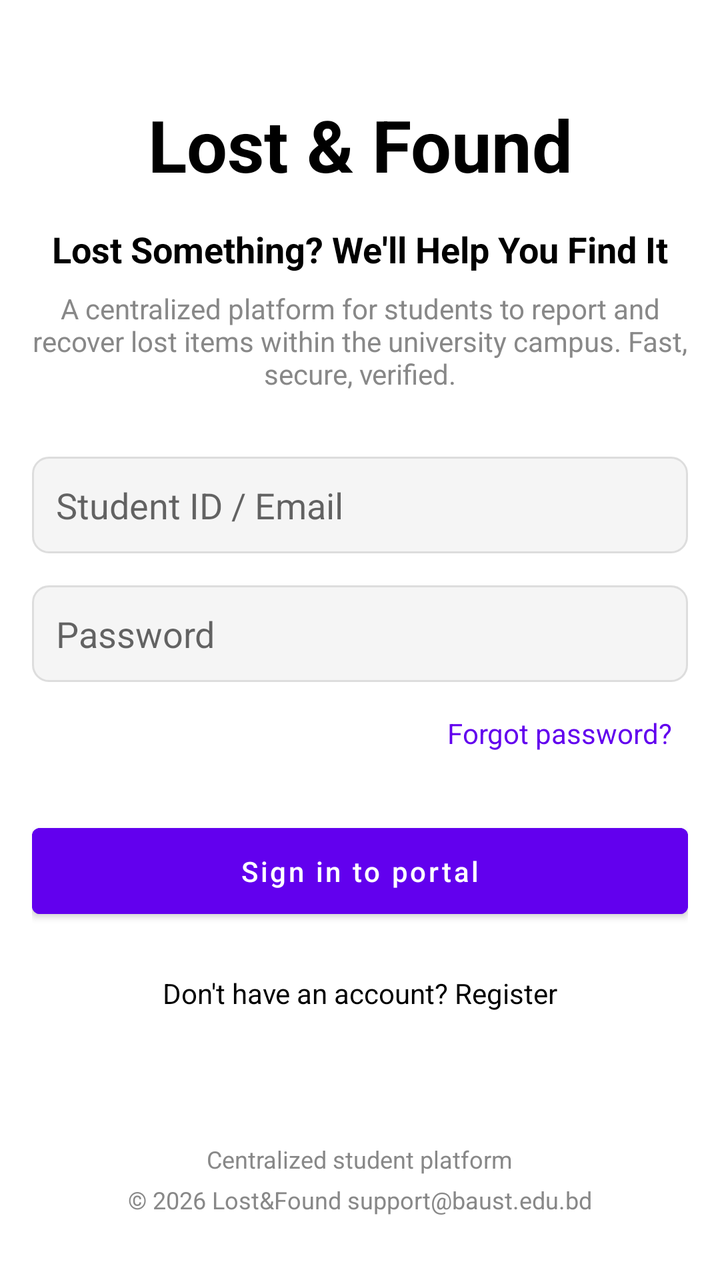
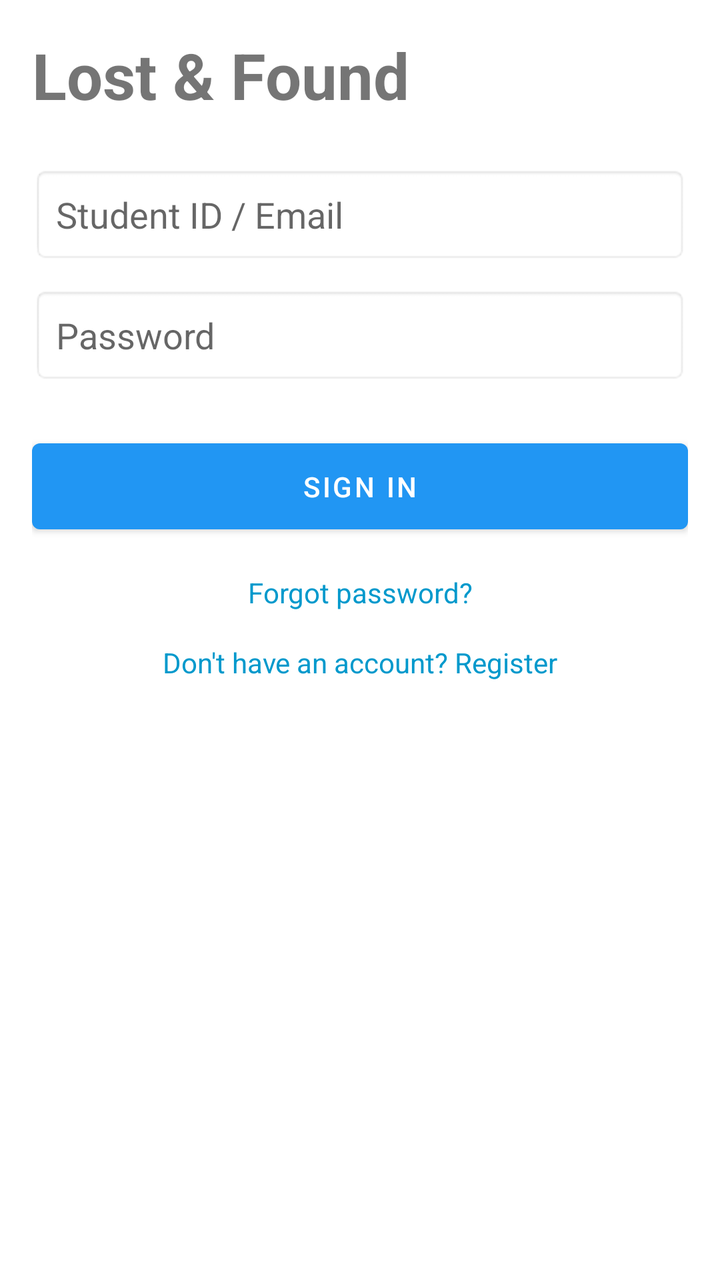

An Android layout rendered at two revisions. The XML below is the earlier revision; the diff shows what the commit changed to produce the second picture.
<!-- AndroidManifest.xml: application theme Theme.CampusLostAndFound -->
<!-- res/layout/activity_login.xml -->
<?xml version="1.0" encoding="utf-8"?>
<androidx.constraintlayout.widget.ConstraintLayout
    xmlns:android="http://schemas.android.com/apk/res/android"
    xmlns:app="http://schemas.android.com/apk/res-auto"
    xmlns:tools="http://schemas.android.com/tools"
    android:id="@+id/main"
    android:layout_width="match_parent"
    android:layout_height="match_parent"
    android:padding="16dp"
    tools:context=".LoginActivity">

    
    <TextView
        android:id="@+id/title"
        android:layout_width="wrap_content"
        android:layout_height="wrap_content"
        android:text="@string/app_name"
        android:textSize="36sp"
        android:textStyle="bold"
        android:textColor="@color/black"
        app:layout_constraintTop_toTopOf="parent"
        app:layout_constraintStart_toStartOf="parent"
        app:layout_constraintEnd_toEndOf="parent"
        android:layout_marginTop="32dp"/>

    
    <TextView
        android:id="@+id/subtitle"
        android:layout_width="0dp"
        android:layout_height="wrap_content"
        android:text="@string/login_subtitle"
        android:textSize="18sp"
        android:textStyle="bold"
        android:textColor="@color/black"
        android:gravity="center"
        app:layout_constraintTop_toBottomOf="@id/title"
        app:layout_constraintStart_toStartOf="parent"
        app:layout_constraintEnd_toEndOf="parent"
        android:layout_marginTop="16dp"/>

    
    <TextView
        android:id="@+id/description"
        android:layout_width="0dp"
        android:layout_height="wrap_content"
        android:text="@string/login_description"
        android:textSize="14sp"
        android:textColor="@color/gray"
        android:gravity="center"
        app:layout_constraintTop_toBottomOf="@id/subtitle"
        app:layout_constraintStart_toStartOf="parent"
        app:layout_constraintEnd_toEndOf="parent"
        android:layout_marginTop="8dp"/>

    
    <EditText
        android:id="@+id/etEmail"
        android:layout_width="0dp"
        android:layout_height="wrap_content"
        android:hint="@string/hint_email"
        android:inputType="textEmailAddress"
        android:autofillHints="emailAddress"
        android:padding="12dp"
        android:background="@drawable/edit_text_bg"
        android:layout_marginTop="32dp"
        app:layout_constraintTop_toBottomOf="@id/description"
        app:layout_constraintStart_toStartOf="parent"
        app:layout_constraintEnd_toEndOf="parent"/>

    
    <EditText
        android:id="@+id/etPassword"
        android:layout_width="0dp"
        android:layout_height="wrap_content"
        android:hint="@string/hint_password"
        android:inputType="textPassword"
        android:autofillHints="password"
        android:padding="12dp"
        android:background="@drawable/edit_text_bg"
        android:layout_marginTop="16dp"
        app:layout_constraintTop_toBottomOf="@id/etEmail"
        app:layout_constraintStart_toStartOf="parent"
        app:layout_constraintEnd_toEndOf="parent"/>

    
    <TextView
        android:id="@+id/tvForgotPassword"
        android:layout_width="wrap_content"
        android:layout_height="wrap_content"
        android:text="@string/forgot_password"
        android:textColor="@color/primary"
        android:textSize="14sp"
        android:padding="8dp"
        android:clickable="true"
        android:focusable="true"
        app:layout_constraintTop_toBottomOf="@id/etPassword"
        app:layout_constraintEnd_toEndOf="parent"
        android:layout_marginTop="8dp"/>

    
    <Button
        android:id="@+id/btnSignIn"
        android:layout_width="0dp"
        android:layout_height="wrap_content"
        android:text="@string/sign_in"
        android:textAllCaps="false"
        android:padding="12dp"
        android:backgroundTint="@color/primary"
        android:layout_marginTop="24dp"
        app:layout_constraintTop_toBottomOf="@id/tvForgotPassword"
        app:layout_constraintStart_toStartOf="parent"
        app:layout_constraintEnd_toEndOf="parent"/>

    
    <TextView
        android:id="@+id/tvRegister"
        android:layout_width="wrap_content"
        android:layout_height="wrap_content"
        android:text="@string/register_link"
        android:textColor="@color/black"
        android:textSize="14sp"
        android:padding="8dp"
        android:clickable="true"
        android:focusable="true"
        app:layout_constraintTop_toBottomOf="@id/btnSignIn"
        app:layout_constraintStart_toStartOf="parent"
        app:layout_constraintEnd_toEndOf="parent"
        android:layout_marginTop="16dp"/>

    
    <TextView
        android:id="@+id/footerLine1"
        android:layout_width="wrap_content"
        android:layout_height="wrap_content"
        android:text="@string/footer_line1"
        android:textSize="12sp"
        android:textColor="@color/gray"
        app:layout_constraintBottom_toTopOf="@id/footerLine2"
        app:layout_constraintStart_toStartOf="parent"
        app:layout_constraintEnd_toEndOf="parent"
        android:layout_marginBottom="4dp"/>

    
    <TextView
        android:id="@+id/footerLine2"
        android:layout_width="wrap_content"
        android:layout_height="wrap_content"
        android:text="@string/footer_line2"
        android:textSize="12sp"
        android:textColor="@color/gray"
        app:layout_constraintBottom_toBottomOf="parent"
        app:layout_constraintStart_toStartOf="parent"
        app:layout_constraintEnd_toEndOf="parent"
        android:layout_marginBottom="16dp"/>

</androidx.constraintlayout.widget.ConstraintLayout>
<!-- resources referenced by this layout -->
<resources>
  <color name="black">#FF000000</color>
  <color name="gray">#FF888888</color>
  <color name="primary">#FF6200EE</color>
  <!-- drawable edit_text_bg (drawable) -->
  <shape xmlns:android="http://schemas.android.com/apk/res/android">
      <solid android:color="#F5F5F5"/>
      <corners android:radius="8dp"/>
      <stroke android:width="1dp" android:color="#DDDDDD"/>
  </shape>
  <string name="app_name">Lost &amp; Found</string>
  <string name="footer_line1">Centralized student platform</string>
  <string name="footer_line2">© 2026 Lost&amp;Found  support@baust.edu.bd</string>
  <string name="forgot_password">Forgot password?</string>
  <string name="hint_email">Student ID / Email</string>
  <string name="hint_password">Password</string>
  <string name="login_description">A centralized platform for students to report and recover lost items within the university campus. Fast, secure, verified.</string>
  <string name="login_subtitle">Lost Something? We\'ll Help You Find It</string>
  <string name="register_link">Don\'t have an account? Register</string>
  <string name="sign_in">Sign in to portal</string>
  <style name="Theme.CampusLostAndFound" parent="Theme.MaterialComponents.DayNight.DarkActionBar">
          
          <item name="colorPrimaryVariant">@color/darkBlue</item>
          <item name="colorPrimary">@color/vibrantBlue</item>
          <item name="colorOnPrimary">@color/white</item>
          
          <item name="colorSecondary">@color/teal_200</item>
          <item name="colorSecondaryVariant">@color/teal_700</item>
          <item name="colorOnSecondary">@color/black</item>
          
          <item name="android:statusBarColor">?attr/colorPrimaryVariant</item>
          
      </style>
  <color name="darkBlue">#FF0D47A1</color>
  <color name="vibrantBlue">#FF2196F3</color>
  <color name="white">#FFFFFFFF</color>
  <color name="teal_200">#FF03DAC5</color>
  <color name="teal_700">#FF018786</color>
</resources>

<!-- the commit's change to res/layout/activity_login.xml (unified diff, before → after) -->
@@ -1,156 +1,75 @@
 <?xml version="1.0" encoding="utf-8"?>
-<androidx.constraintlayout.widget.ConstraintLayout
-    xmlns:android="http://schemas.android.com/apk/res/android"
-    xmlns:app="http://schemas.android.com/apk/res-auto"
-    xmlns:tools="http://schemas.android.com/tools"
-    android:id="@+id/main"
+<ScrollView xmlns:android="http://schemas.android.com/apk/res/android"
     android:layout_width="match_parent"
     android:layout_height="match_parent"
-    android:padding="16dp"
-    tools:context=".LoginActivity">
+    android:fillViewport="true"
+    android:padding="16dp">
 
-    
-    <TextView
-        android:id="@+id/title"
-        android:layout_width="wrap_content"
+    <LinearLayout
+        android:layout_width="match_parent"
         android:layout_height="wrap_content"
-        android:text="@string/app_name"
-        android:textSize="36sp"
-        android:textStyle="bold"
-        android:textColor="@color/black"
-        app:layout_constraintTop_toTopOf="parent"
-        app:layout_constraintStart_toStartOf="parent"
-        app:layout_constraintEnd_toEndOf="parent"
-        android:layout_marginTop="32dp"/>
+        android:orientation="vertical">
 
-    
-    <TextView
-        android:id="@+id/subtitle"
-        android:layout_width="0dp"
-        android:layout_height="wrap_content"
-        android:text="@string/login_subtitle"
-        android:textSize="18sp"
-        android:textStyle="bold"
-        android:textColor="@color/black"
-        android:gravity="center"
-        app:layout_constraintTop_toBottomOf="@id/title"
-        app:layout_constraintStart_toStartOf="parent"
-        app:layout_constraintEnd_toEndOf="parent"
-        android:layout_marginTop="16dp"/>
+        
+        <TextView
+            android:layout_width="wrap_content"
+            android:layout_height="wrap_content"
+            android:text="Lost &amp; Found"
+            android:textSize="32sp"
+            android:textStyle="bold"
+            android:layout_marginBottom="24dp"/>
 
-    
-    <TextView
-        android:id="@+id/description"
-        android:layout_width="0dp"
-        android:layout_height="wrap_content"
-        android:text="@string/login_description"
-        android:textSize="14sp"
-        android:textColor="@color/gray"
-        android:gravity="center"
-        app:layout_constraintTop_toBottomOf="@id/subtitle"
-        app:layout_constraintStart_toStartOf="parent"
-        app:layout_constraintEnd_toEndOf="parent"
-        android:layout_marginTop="8dp"/>
+        
+        <EditText
+            android:id="@+id/etEmail"
+            android:layout_width="match_parent"
+            android:layout_height="wrap_content"
+            android:hint="Student ID / Email"
+            android:inputType="textEmailAddress"
+            android:padding="12dp"
+            android:layout_marginBottom="12dp"
+            android:background="@android:drawable/editbox_background"/>
 
-    
-    <EditText
-        android:id="@+id/etEmail"
-        android:layout_width="0dp"
-        android:layout_height="wrap_content"
-        android:hint="@string/hint_email"
-        android:inputType="textEmailAddress"
-        android:autofillHints="emailAddress"
-        android:padding="12dp"
-        android:background="@drawable/edit_text_bg"
-        android:layout_marginTop="32dp"
-        app:layout_constraintTop_toBottomOf="@id/description"
-        app:layout_constraintStart_toStartOf="parent"
-        app:layout_constraintEnd_toEndOf="parent"/>
+        
+        <EditText
+            android:id="@+id/etPassword"
+            android:layout_width="match_parent"
+            android:layout_height="wrap_content"
+            android:hint="Password"
+            android:inputType="textPassword"
+            android:padding="12dp"
+            android:layout_marginBottom="24dp"
+            android:background="@android:drawable/editbox_background"/>
 
-    
-    <EditText
-        android:id="@+id/etPassword"
-        android:layout_width="0dp"
-        android:layout_height="wrap_content"
-        android:hint="@string/hint_password"
-        android:inputType="textPassword"
-        android:autofillHints="password"
-        android:padding="12dp"
-        android:background="@drawable/edit_text_bg"
-        android:layout_marginTop="16dp"
-        app:layout_constraintTop_toBottomOf="@id/etEmail"
-        app:layout_constraintStart_toStartOf="parent"
-        app:layout_constraintEnd_toEndOf="parent"/>
+        
+        <Button
+            android:id="@+id/btnSignIn"
+            android:layout_width="match_parent"
+            android:layout_height="wrap_content"
+            android:text="Sign In"
+            android:padding="12dp"
+            android:layout_marginBottom="16dp"/>
 
-    
-    <TextView
-        android:id="@+id/tvForgotPassword"
-        android:layout_width="wrap_content"
-        android:layout_height="wrap_content"
-        android:text="@string/forgot_password"
-        android:textColor="@color/primary"
-        android:textSize="14sp"
-        android:padding="8dp"
-        android:clickable="true"
-        android:focusable="true"
-        app:layout_constraintTop_toBottomOf="@id/etPassword"
-        app:layout_constraintEnd_toEndOf="parent"
-        android:layout_marginTop="8dp"/>
+        
+        <TextView
+            android:id="@+id/tvForgotPassword"
+            android:layout_width="match_parent"
+            android:layout_height="wrap_content"
+            android:text="Forgot password?"
+            android:textAlignment="center"
+            android:textColor="@android:color/holo_blue_dark"
+            android:textSize="14sp"
+            android:layout_marginBottom="16dp"/>
 
-    
-    <Button
-        android:id="@+id/btnSignIn"
-        android:layout_width="0dp"
-        android:layout_height="wrap_content"
-        android:text="@string/sign_in"
-        android:textAllCaps="false"
-        android:padding="12dp"
-        android:backgroundTint="@color/primary"
-        android:layout_marginTop="24dp"
-        app:layout_constraintTop_toBottomOf="@id/tvForgotPassword"
-        app:layout_constraintStart_toStartOf="parent"
-        app:layout_constraintEnd_toEndOf="parent"/>
+        
+        <TextView
+            android:id="@+id/tvRegister"
+            android:layout_width="match_parent"
+            android:layout_height="wrap_content"
+            android:text="Don't have an account? Register"
+            android:textAlignment="center"
+            android:textColor="@android:color/holo_blue_dark"
+            android:textSize="14sp"/>
 
-    
-    <TextView
-        android:id="@+id/tvRegister"
-        android:layout_width="wrap_content"
-        android:layout_height="wrap_content"
-        android:text="@string/register_link"
-        android:textColor="@color/black"
-        android:textSize="14sp"
-        android:padding="8dp"
-        android:clickable="true"
-        android:focusable="true"
-        app:layout_constraintTop_toBottomOf="@id/btnSignIn"
-        app:layout_constraintStart_toStartOf="parent"
-        app:layout_constraintEnd_toEndOf="parent"
-        android:layout_marginTop="16dp"/>
-
-    
-    <TextView
-        android:id="@+id/footerLine1"
-        android:layout_width="wrap_content"
-        android:layout_height="wrap_content"
-        android:text="@string/footer_line1"
-        android:textSize="12sp"
-        android:textColor="@color/gray"
-        app:layout_constraintBottom_toTopOf="@id/footerLine2"
-        app:layout_constraintStart_toStartOf="parent"
-        app:layout_constraintEnd_toEndOf="parent"
-        android:layout_marginBottom="4dp"/>
-
-    
-    <TextView
-        android:id="@+id/footerLine2"
-        android:layout_width="wrap_content"
-        android:layout_height="wrap_content"
-        android:text="@string/footer_line2"
-        android:textSize="12sp"
-        android:textColor="@color/gray"
-        app:layout_constraintBottom_toBottomOf="parent"
-        app:layout_constraintStart_toStartOf="parent"
-        app:layout_constraintEnd_toEndOf="parent"
-        android:layout_marginBottom="16dp"/>
-
-</androidx.constraintlayout.widget.ConstraintLayout>
+    </LinearLayout>
+</ScrollView>
<!-- resource entries referenced after the edit -->
@@ -1,24 +1,6 @@
 <!-- resources referenced by this layout -->
 <resources>
   <color name="black">#FF000000</color>
-  <color name="gray">#FF888888</color>
-  <color name="primary">#FF6200EE</color>
-  <!-- drawable edit_text_bg (drawable) -->
-  <shape xmlns:android="http://schemas.android.com/apk/res/android">
-      <solid android:color="#F5F5F5"/>
-      <corners android:radius="8dp"/>
-      <stroke android:width="1dp" android:color="#DDDDDD"/>
-  </shape>
-  <string name="app_name">Lost &amp; Found</string>
-  <string name="footer_line1">Centralized student platform</string>
-  <string name="footer_line2">© 2026 Lost&amp;Found  support@baust.edu.bd</string>
-  <string name="forgot_password">Forgot password?</string>
-  <string name="hint_email">Student ID / Email</string>
-  <string name="hint_password">Password</string>
-  <string name="login_description">A centralized platform for students to report and recover lost items within the university campus. Fast, secure, verified.</string>
-  <string name="login_subtitle">Lost Something? We\'ll Help You Find It</string>
-  <string name="register_link">Don\'t have an account? Register</string>
-  <string name="sign_in">Sign in to portal</string>
   <style name="Theme.CampusLostAndFound" parent="Theme.MaterialComponents.DayNight.DarkActionBar">
           
           <item name="colorPrimaryVariant">@color/darkBlue</item>
